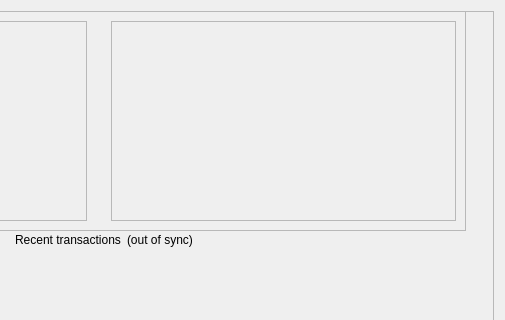
Old version of the form src/qt/forms/overviewpage.ui in the repository devilking6105/HTH-Legacy; both pictures show x 495 to 1000 and y 0 to 320 of the 1000 by 829 pixel window.
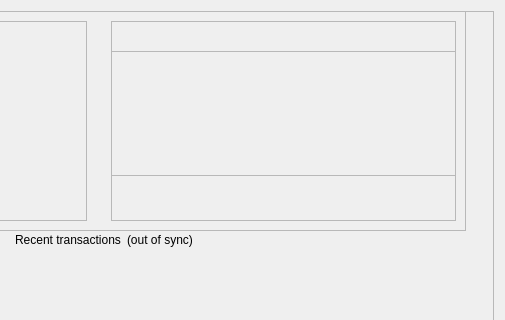
New version of the form.

Diff of the .ui file:
```diff
--- a/src/qt/forms/overviewpage.ui
+++ b/src/qt/forms/overviewpage.ui
@@ -464,21 +464,21 @@
           <property name="geometry">
            <rect>
             <x>0</x>
-            <y>0</y>
+            <y>30</y>
             <width>345</width>
-            <height>201</height>
+            <height>125</height>
            </rect>
           </property>
           <property name="minimumSize">
            <size>
             <width>345</width>
-            <height>200</height>
+            <height>125</height>
            </size>
           </property>
           <property name="maximumSize">
            <size>
             <width>16777215</width>
-            <height>16777215</height>
+            <height>125</height>
            </size>
           </property>
           <property name="frameShape">
```
